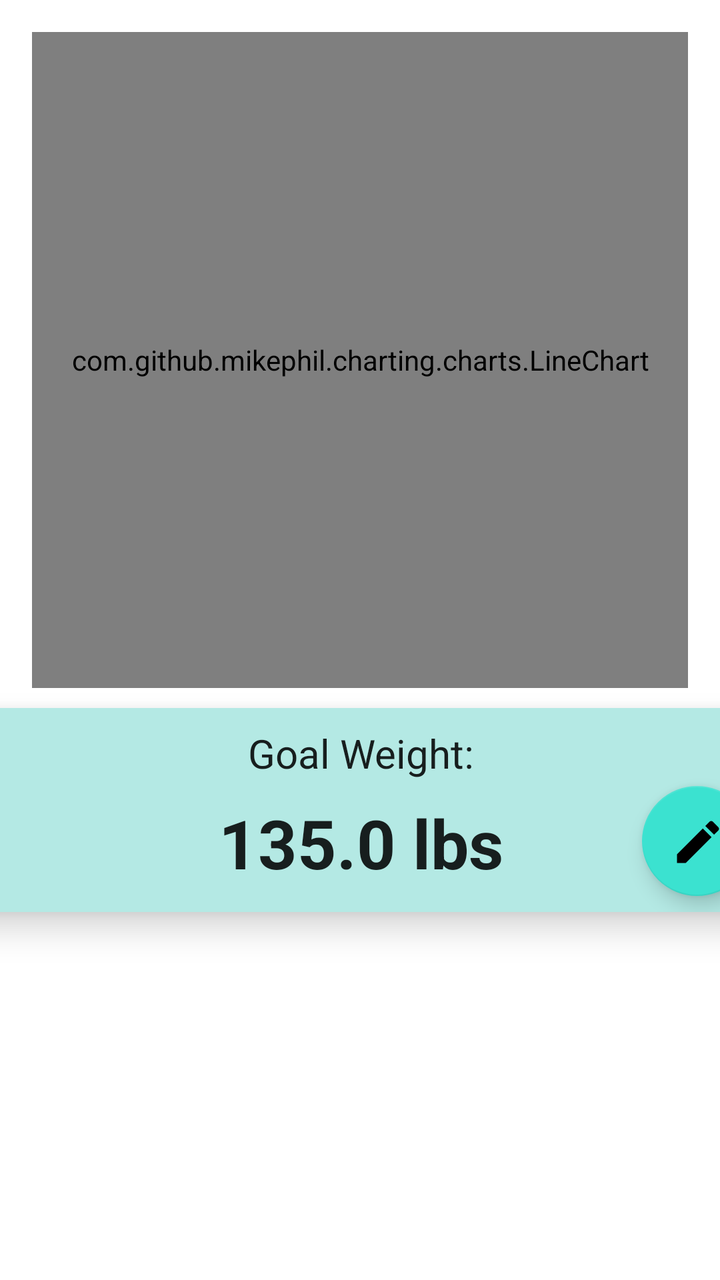
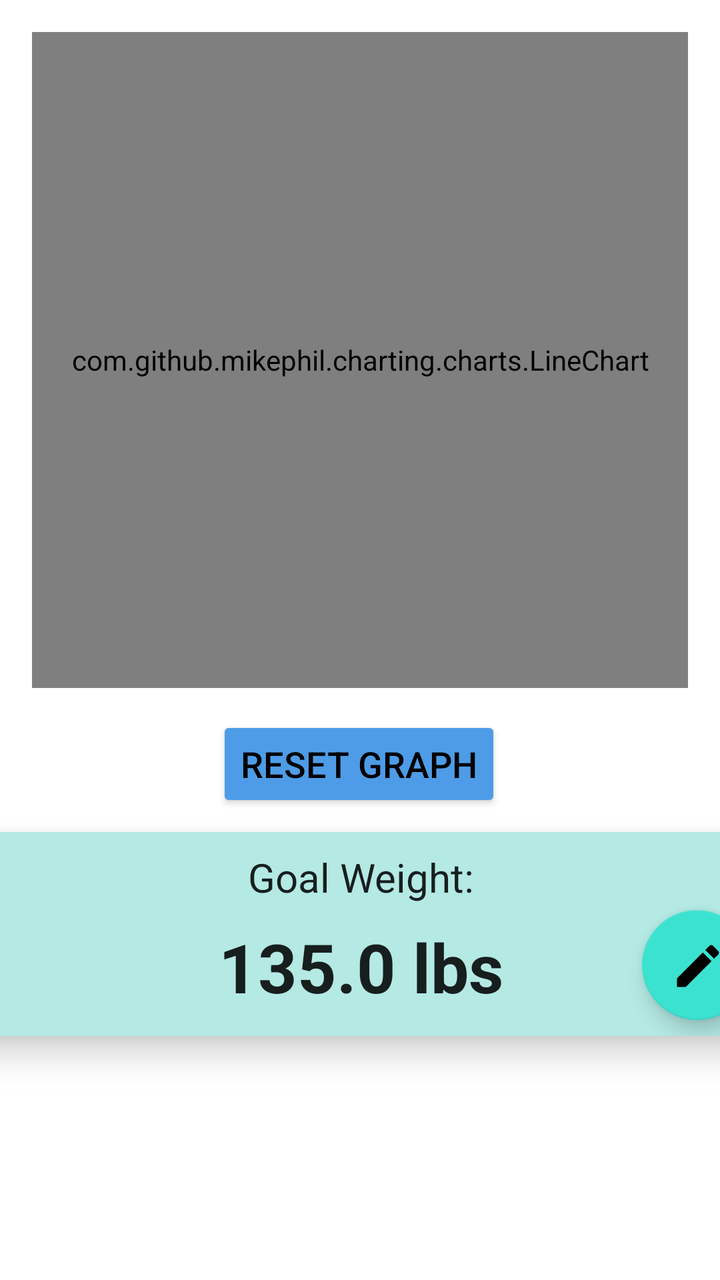

An Android layout rendered at two revisions. The XML below is the earlier revision; the diff shows what the commit changed to produce the second picture.
<!-- AndroidManifest.xml: application theme Theme.Turco_Michael_Weight_Tracking -->
<!-- res/layout/fragment_graph.xml -->
<?xml version="1.0" encoding="utf-8"?>
<androidx.constraintlayout.widget.ConstraintLayout xmlns:android="http://schemas.android.com/apk/res/android"
    xmlns:app="http://schemas.android.com/apk/res-auto"
    xmlns:tools="http://schemas.android.com/tools"
    android:layout_width="match_parent"
    android:layout_height="match_parent"
    tools:context=".ui.home.HomeFragment">

    <com.github.mikephil.charting.charts.LineChart
        android:id="@+id/graph"
        android:layout_width="0dp"
        android:layout_height="0dp"
        android:layout_margin="16dp"
        app:layout_constraintDimensionRatio="1:1"
        app:layout_constraintEnd_toEndOf="parent"
        app:layout_constraintStart_toStartOf="parent"
        app:layout_constraintTop_toTopOf="parent" />

    <androidx.cardview.widget.CardView
        android:id="@+id/card_goal_weight"
        android:layout_width="407dp"
        android:layout_height="102dp"
        android:layout_marginStart="2dp"
        android:layout_marginTop="10dp"
        android:layout_marginEnd="2dp"
        app:cardBackgroundColor="@color/teal_light"
        app:cardCornerRadius="10dp"
        app:cardElevation="10dp"
        app:layout_constraintEnd_toEndOf="parent"
        app:layout_constraintStart_toStartOf="parent"
        app:layout_constraintTop_toBottomOf="@+id/graph">

        <androidx.constraintlayout.widget.ConstraintLayout
            android:layout_width="match_parent"
            android:layout_height="match_parent">

            <TextView
                android:id="@+id/title_goal_weight"
                android:layout_width="match_parent"
                android:layout_height="45dp"
                android:gravity="center"
                android:text="@string/home_goal_weight"
                android:textAppearance="@style/TextAppearance.AppCompat.Large"
                android:textSize="20sp"
                app:layout_constraintEnd_toEndOf="parent"
                app:layout_constraintStart_toStartOf="parent"
                app:layout_constraintTop_toTopOf="parent" />

            <TextView
                android:id="@+id/goal_weight"
                android:layout_width="267dp"
                android:layout_height="48dp"
                android:layout_marginBottom="12dp"
                android:gravity="bottom|center"
                android:text="135.0 lbs"
                android:textAppearance="@style/TextAppearance.AppCompat.Large"
                android:textSize="34sp"
                android:textStyle="bold"
                app:layout_constraintBottom_toBottomOf="parent"
                app:layout_constraintEnd_toEndOf="parent"
                app:layout_constraintStart_toStartOf="parent" />

            <com.google.android.material.floatingactionbutton.FloatingActionButton
                android:id="@+id/edit_goal_weight"
                android:layout_width="62dp"
                android:layout_height="55dp"
                android:layout_marginEnd="8dp"
                android:layout_marginBottom="8dp"
                android:clickable="true"
                android:contentDescription="@string/title_new_weight"
                android:src="@drawable/ic_edit_black_24dp"
                app:backgroundTint="@color/teal_medium"
                app:layout_constraintBottom_toBottomOf="parent"
                app:layout_constraintEnd_toEndOf="parent"
                app:maxImageSize="28dp" />
        </androidx.constraintlayout.widget.ConstraintLayout>

    </androidx.cardview.widget.CardView>

</androidx.constraintlayout.widget.ConstraintLayout>
<!-- resources referenced by this layout -->
<resources>
  <color name="teal_light">#B4E9E4</color>
  <color name="teal_medium">#3BE2D0</color>
  <!-- drawable ic_edit_black_24dp (drawable) -->
  <vector xmlns:android="http://schemas.android.com/apk/res/android"
      android:height="24dp"
      android:tint="#000000"
      android:viewportHeight="24"
      android:viewportWidth="24"
      android:width="24dp">
  
      <path
          android:fillColor="@android:color/white"
          android:pathData="M3,17.25V21h3.75L17.81,9.94l-3.75,-3.75L3,17.25zM20.71,7.04c0.39,-0.39 0.39,-1.02 0,-1.41l-2.34,-2.34c-0.39,-0.39 -1.02,-0.39 -1.41,0l-1.83,1.83 3.75,3.75 1.83,-1.83z" />
  
  </vector>
  <string name="home_goal_weight">Goal Weight:</string>
  <string name="title_new_weight">New Weight</string>
  <style name="Theme.Turco_Michael_Weight_Tracking" parent="Theme.MaterialComponents.DayNight.DarkActionBar">
          
          <item name="colorPrimary">@color/blue_500</item>
          <item name="colorPrimaryVariant">@color/blue_700</item>
          <item name="colorOnPrimary">@color/white</item>
          
          <item name="colorSecondary">@color/teal_200</item>
          <item name="colorSecondaryVariant">@color/teal_700</item>
          <item name="colorOnSecondary">@color/black</item>
          
          <item name="android:statusBarColor">?attr/colorPrimaryVariant</item>
          
      </style>
  <color name="blue_500">#0077EE</color>
  <color name="blue_700">#0042B3</color>
  <color name="white">#FFFFFFFF</color>
  <color name="teal_200">#FF03DAC5</color>
  <color name="teal_700">#FF018786</color>
  <color name="black">#FF000000</color>
</resources>

<!-- the commit's change to res/layout/fragment_graph.xml (unified diff, before → after) -->
@@ -28,7 +28,7 @@
         app:cardElevation="10dp"
         app:layout_constraintEnd_toEndOf="parent"
         app:layout_constraintStart_toStartOf="parent"
-        app:layout_constraintTop_toBottomOf="@+id/graph">
+        app:layout_constraintTop_toBottomOf="@+id/reset_graph">
 
         <androidx.constraintlayout.widget.ConstraintLayout
             android:layout_width="match_parent"
@@ -77,4 +77,21 @@
 
     </androidx.cardview.widget.CardView>
 
+    <Button
+        android:id="@+id/reset_graph"
+        android:layout_width="wrap_content"
+        android:layout_height="wrap_content"
+        android:layout_marginStart="122dp"
+        android:layout_marginTop="14dp"
+        android:layout_marginEnd="123dp"
+        android:backgroundTint="@color/blue_medium"
+        android:insetTop="0dp"
+        android:insetBottom="0dp"
+        android:text="@string/reset_graph"
+        android:textColor="@color/black"
+        android:textSize="18sp"
+        app:layout_constraintEnd_toEndOf="parent"
+        app:layout_constraintStart_toStartOf="parent"
+        app:layout_constraintTop_toBottomOf="@+id/graph" />
+
 </androidx.constraintlayout.widget.ConstraintLayout>
<!-- resource entries referenced after the edit -->
@@ -1,5 +1,7 @@
 <!-- resources referenced by this layout -->
 <resources>
+  <color name="black">#FF000000</color>
+  <color name="blue_medium">#4E9CE7</color>
   <color name="teal_light">#B4E9E4</color>
   <color name="teal_medium">#3BE2D0</color>
   <!-- drawable ic_edit_black_24dp (drawable) -->
@@ -16,6 +18,7 @@
   
   </vector>
   <string name="home_goal_weight">Goal Weight:</string>
+  <string name="reset_graph">Reset Graph</string>
   <string name="title_new_weight">New Weight</string>
   <style name="Theme.Turco_Michael_Weight_Tracking" parent="Theme.MaterialComponents.DayNight.DarkActionBar">
           
@@ -35,6 +38,5 @@
   <color name="white">#FFFFFFFF</color>
   <color name="teal_200">#FF03DAC5</color>
   <color name="teal_700">#FF018786</color>
-  <color name="black">#FF000000</color>
 </resources>
 
